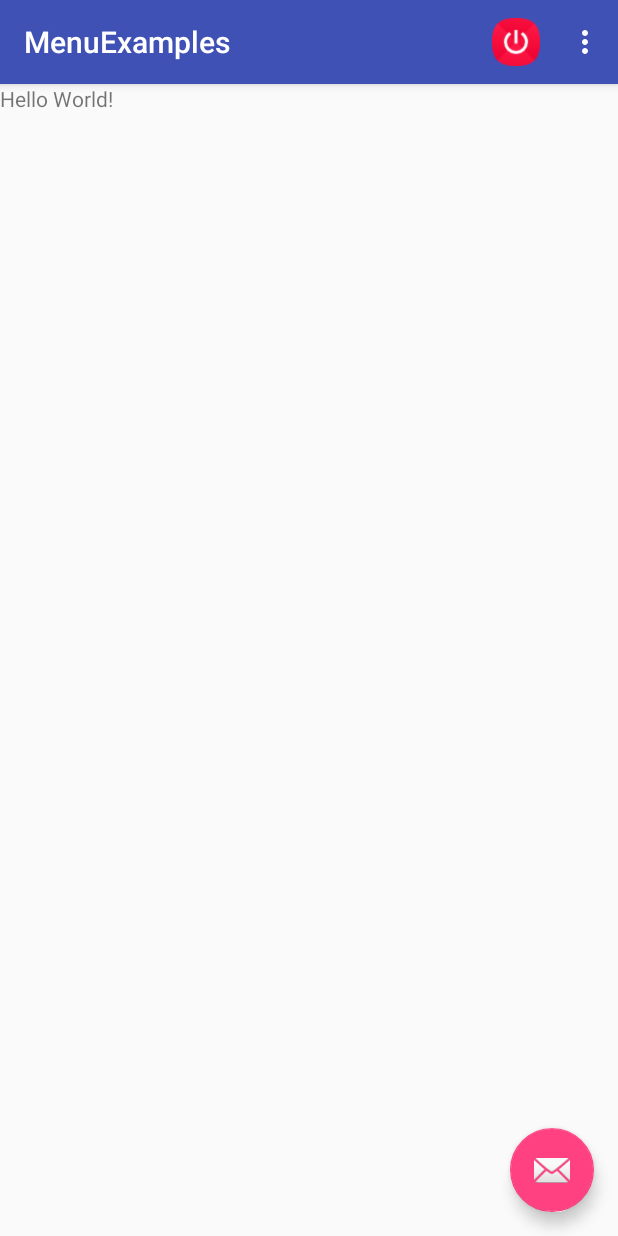
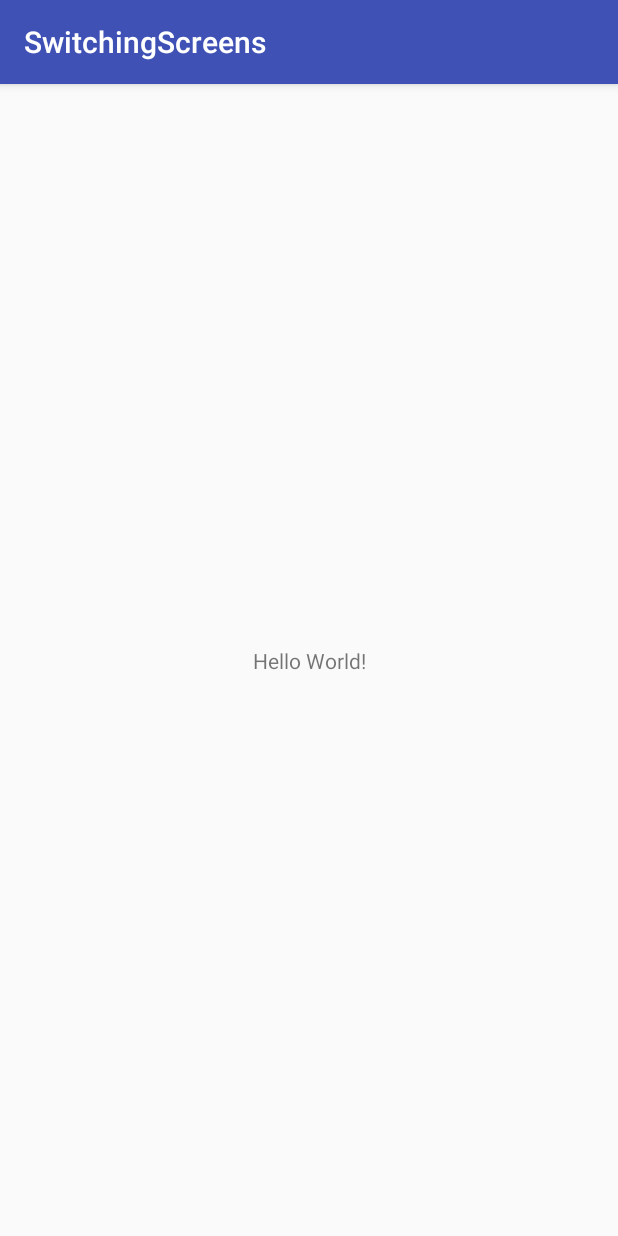
Before and after one commit to CaddyDz/Java, an Android app: the screen it shows after launch (MainActivity), on a phone screen of 412 x 824 dp. Run offline under Robolectric (Android 15) with nearby library versions, the phone set to English and light mode, and no system bars.

Commit message:
Fresh app with blank activity
Signed-off-by: Caddy Dz <tbitw31@gmail.com>

```diff
--- a/app/build.gradle
+++ b/app/build.gradle
@@ -4,8 +4,8 @@ android {
     compileSdkVersion 26
     buildToolsVersion "26.0.0"
     defaultConfig {
-        applicationId "com.englishdz.menuexamples"
-        minSdkVersion 15
+        applicationId "com.englishdz.switchingscreens"
+        minSdkVersion 19
         targetSdkVersion 26
         versionCode 1
         versionName "1.0"
@@ -26,6 +26,5 @@ dependencies {
     })
     compile 'com.android.support:appcompat-v7:26.+'
     compile 'com.android.support.constraint:constraint-layout:1.0.2'
-    compile 'com.android.support:design:26.+'
     testCompile 'junit:junit:4.12'
 }
--- a/app/src/main/java/com/englishdz/menuexamples/MainActivity.java
+++ /dev/null
@@ -1,59 +0,0 @@
-package com.englishdz.menuexamples;
-
-import android.app.DialogFragment;
-import android.os.Bundle;
-import android.support.design.widget.FloatingActionButton;
-import android.support.design.widget.Snackbar;
-import android.support.v7.app.AppCompatActivity;
-import android.support.v7.widget.Toolbar;
-import android.view.View;
-import android.view.Menu;
-import android.view.MenuItem;
-
-public class MainActivity extends AppCompatActivity {
-
-    @Override
-    protected void onCreate(Bundle savedInstanceState) {
-        super.onCreate(savedInstanceState);
-        setContentView(R.layout.activity_main);
-        Toolbar toolbar = (Toolbar) findViewById(R.id.toolbar);
-        setSupportActionBar(toolbar);
-
-       FloatingActionButton fab = (FloatingActionButton) findViewById(R.id.fab);
-        fab.setOnClickListener(new View.OnClickListener() {
-            @Override
-            public void onClick(View view) {
-                Snackbar.make(view, "Replace with your own action", Snackbar.LENGTH_LONG)
-                        .setAction("Action", null).show();
-            }
-        });
-    }
-
-    @Override
-    public boolean onCreateOptionsMenu(Menu menu) {
-        // Inflate the menu; this adds items to the action bar if it is present.
-        getMenuInflater().inflate(R.menu.menu_main, menu);
-        return true;
-    }
-
-    @Override
-    public boolean onOptionsItemSelected(MenuItem item) {
-        // Handle action bar item clicks here. The action bar will
-        // automatically handle clicks on the Home/Up button, so long
-        // as you specify a parent activity in AndroidManifest.xml.
-        int id = item.getItemId();
-
-        //noinspection SimplifiableIfStatement
-        if (id == R.id.action_settings) {
-            DialogFragment myFragment = new MyDialogFragment();
-
-            myFragment.show(getFragmentManager(), "theDialog");
-            return true;
-        } else if (id == R.id.exit_the_app) {
-            finish();
-            return true;
-        }
-
-        return super.onOptionsItemSelected(item);
-    }
-}
--- a/app/src/main/res/layout/activity_main.xml
+++ b/app/src/main/res/layout/activity_main.xml
@@ -1,34 +1,19 @@
 <?xml version="1.0" encoding="utf-8"?>
-<android.support.design.widget.CoordinatorLayout
+<android.support.constraint.ConstraintLayout
     xmlns:android="http://schemas.android.com/apk/res/android"
+    xmlns:tools="http://schemas.android.com/tools"
     xmlns:app="http://schemas.android.com/apk/res-auto"
-    xmlns:tools="http://schemas.android.com/tools"
     android:layout_width="match_parent"
     android:layout_height="match_parent"
-    tools:context="com.englishdz.menuexamples.MainActivity">
+    tools:context="com.englishdz.switchingscreens.MainActivity">
 
-    <android.support.design.widget.AppBarLayout
-        android:layout_height="wrap_content"
-        android:layout_width="match_parent"
-        android:theme="@style/AppTheme.AppBarOverlay">
-
-        <android.support.v7.widget.Toolbar
-            android:id="@+id/toolbar"
-            android:layout_width="match_parent"
-            android:layout_height="?attr/actionBarSize"
-            android:background="?attr/colorPrimary"
-            app:popupTheme="@style/AppTheme.PopupOverlay" />
-
-    </android.support.design.widget.AppBarLayout>
-
-    <include layout="@layout/content_main"/>
-
-    <android.support.design.widget.FloatingActionButton
-        android:id="@+id/fab"
+    <TextView
         android:layout_width="wrap_content"
         android:layout_height="wrap_content"
-        android:layout_gravity="bottom|end"
-        android:layout_margin="@dimen/fab_margin"
-        app:srcCompat="@android:drawable/ic_dialog_email" />
+        android:text="Hello World!"
+        app:layout_constraintBottom_toBottomOf="parent"
+        app:layout_constraintLeft_toLeftOf="parent"
+        app:layout_constraintRight_toRightOf="parent"
+        app:layout_constraintTop_toTopOf="parent" />
 
-</android.support.design.widget.CoordinatorLayout>
+</android.support.constraint.ConstraintLayout>
--- a/app/src/main/res/layout/content_main.xml
+++ /dev/null
@@ -1,21 +0,0 @@
-<?xml version="1.0" encoding="utf-8"?>
-<RelativeLayout
-    xmlns:android="http://schemas.android.com/apk/res/android"
-    xmlns:tools="http://schemas.android.com/tools"
-    xmlns:app="http://schemas.android.com/apk/res-auto"
-    android:layout_width="match_parent"
-    android:layout_height="match_parent"
-    app:layout_behavior="@string/appbar_scrolling_view_behavior"
-    tools:showIn="@layout/activity_main"
-    tools:context="com.englishdz.menuexamples.MainActivity">
-
-    <TextView
-        android:layout_width="wrap_content"
-        android:layout_height="wrap_content"
-        android:text="Hello World!"
-        app:layout_constraintBottom_toBottomOf="parent"
-        app:layout_constraintLeft_toLeftOf="parent"
-        app:layout_constraintRight_toRightOf="parent"
-        app:layout_constraintTop_toTopOf="parent" />
-
-</RelativeLayout>
--- a/app/src/main/res/menu/menu_main.xml
+++ /dev/null
@@ -1,18 +0,0 @@
-<menu xmlns:android="http://schemas.android.com/apk/res/android"
-    xmlns:app="http://schemas.android.com/apk/res-auto"
-    xmlns:tools="http://schemas.android.com/tools"
-    tools:context="com.englishdz.menuexamples.MainActivity" >
-    <group android:checkableBehavior="single">
-        <item android:id="@+id/action_settings"
-            android:title="@string/action_settings"
-            android:orderInCategory="100"
-            app:showAsAction="never"
-            android:icon="@drawable/settings"/>
-
-        <item android:id="@+id/exit_the_app"
-            android:title="@string/exit_button_text"
-            app:showAsAction="ifRoom|withText"
-            android:orderInCategory="101"
-            android:icon="@drawable/exit"/>
-    </group>
-</menu>
--- a/app/src/main/res/values/dimens.xml
+++ /dev/null
@@ -1,3 +0,0 @@
-<resources>
-    <dimen name="fab_margin">16dp</dimen>
-</resources>
--- a/app/src/main/res/values/strings.xml
+++ b/app/src/main/res/values/strings.xml
@@ -1,5 +1,3 @@
 <resources>
-    <string name="app_name">MenuExamples</string>
-    <string name="action_settings">Settings</string>
-    <string name="exit_button_text">Exit</string>
+    <string name="app_name">SwitchingScreens</string>
 </resources>
--- a/app/src/main/res/values/styles.xml
+++ b/app/src/main/res/values/styles.xml
@@ -7,11 +7,5 @@
         <item name="colorPrimaryDark">@color/colorPrimaryDark</item>
         <item name="colorAccent">@color/colorAccent</item>
     </style>
-    <style name="AppTheme.NoActionBar">
-        <item name="windowActionBar">false</item>
-        <item name="windowNoTitle">true</item>
-    </style>
-    <style name="AppTheme.AppBarOverlay" parent="ThemeOverlay.AppCompat.Dark.ActionBar" />
-    <style name="AppTheme.PopupOverlay" parent="ThemeOverlay.AppCompat.Light" />
 
 </resources>
```
Also changed, not shown: app/src/main/AndroidManifest.xml (+2 -5 lines), app/src/main/java/com/englishdz/menuexamples/MyDialogFragment.java (deleted, +0 -36 lines), app/src/main/java/com/englishdz/switchingscreens/MainActivity.java (added, +13 -0 lines), app/src/main/res/drawable/exit.png (deleted), app/src/main/res/drawable/settings.png (deleted), gradle/wrapper/gradle-wrapper.properties, 4 other files.
